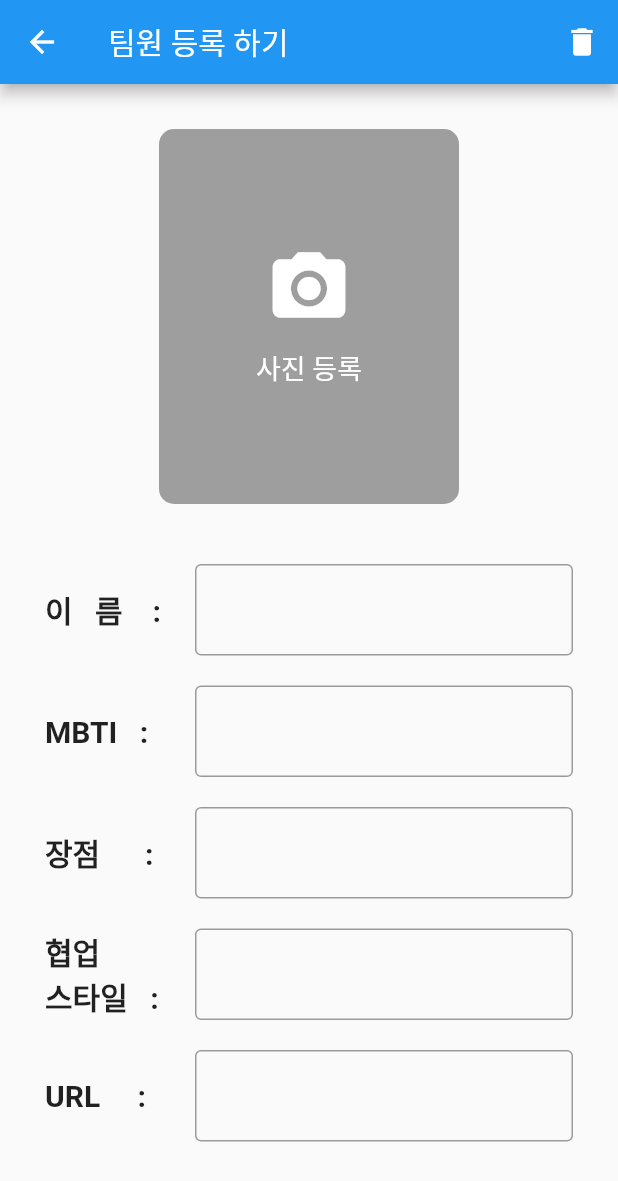
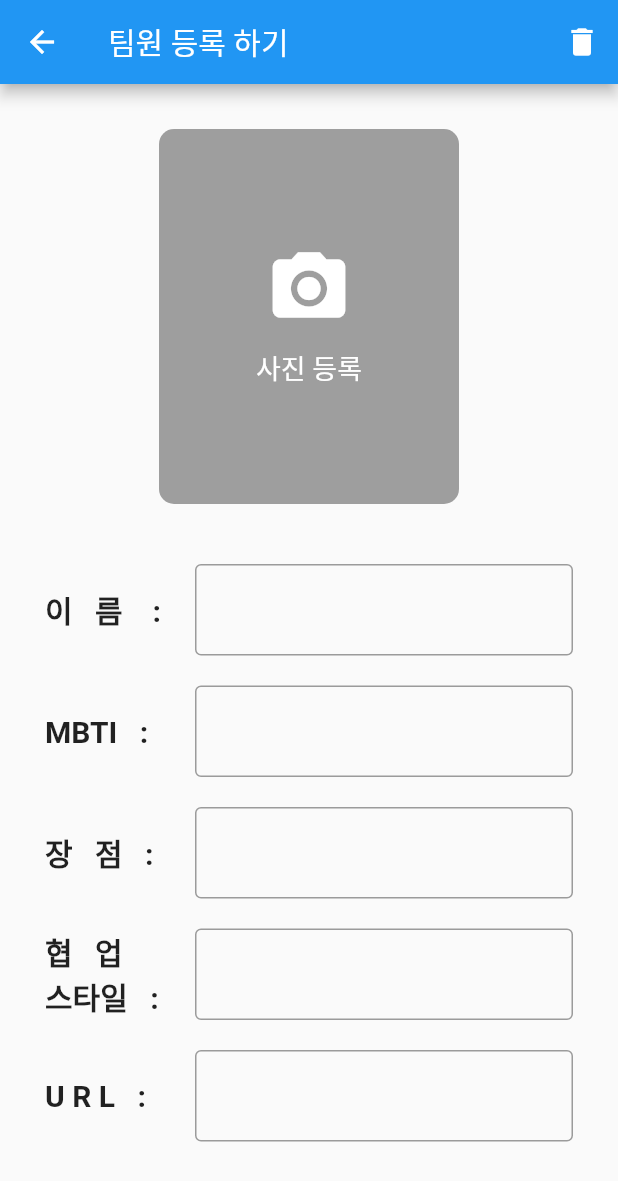
Before and after one commit to lcho3878/teampage, a Flutter app: the MemberAdd screen opened directly, on a phone screen of 412 x 824 dp. Shown: the top 1181 px of the screen. Run offline on Flutter 3.47's test engine with Material 2 defaults, Android fonts, the phone set to English and light mode, and no system bars; our stand-ins replace image_picker.

Commit message:
삭제버튼누르면올초기화

```diff
--- a/lib/main.dart
+++ b/lib/main.dart
@@ -137,12 +137,15 @@ class _MemberAddState extends State<MemberAdd> {
   }
 
   // 텍스트 필드 초기화 시키기
-  void _clearTextFields() {
+  void _clearImageAndTextFields() {
     _nameController.clear();
     _mbtiController.clear();
     _advantageController.clear();
     _collaborationStyleController.clear();
     _urlController.clear();
+    setState(() {
+      _image = null;
+    });
   }
 
   // 이미지 선택 다이얼로그 표시
@@ -236,7 +239,7 @@ class _MemberAddState extends State<MemberAdd> {
                             child: Text('삭제'),
                             onPressed: () {
                               Navigator.of(context).pop();
-                              _clearTextFields();
+                              _clearImageAndTextFields();
                             },
                           ),
                         ],
@@ -360,7 +363,7 @@ class _MemberAddState extends State<MemberAdd> {
                       SizedBox(
                         width: 100,
                         child: Text(
-                          '장점      :',
+                          '장   점   :',
                           style: TextStyle(
                             fontSize: 20,
                             fontWeight: FontWeight.bold,
@@ -389,7 +392,7 @@ class _MemberAddState extends State<MemberAdd> {
                       SizedBox(
                         width: 100,
                         child: Text(
-                          '협업          스타일   :',
+                          '협   업       스타일   :',
                           style: TextStyle(
                             fontSize: 20,
                             fontWeight: FontWeight.bold,
@@ -418,7 +421,7 @@ class _MemberAddState extends State<MemberAdd> {
                       SizedBox(
                         width: 100,
                         child: Text(
-                          'URL     :',
+                          'U R L   :',
                           style: TextStyle(
                             fontSize: 20,
                             fontWeight: FontWeight.bold,
```
Also changed, not shown: 1 other file.
